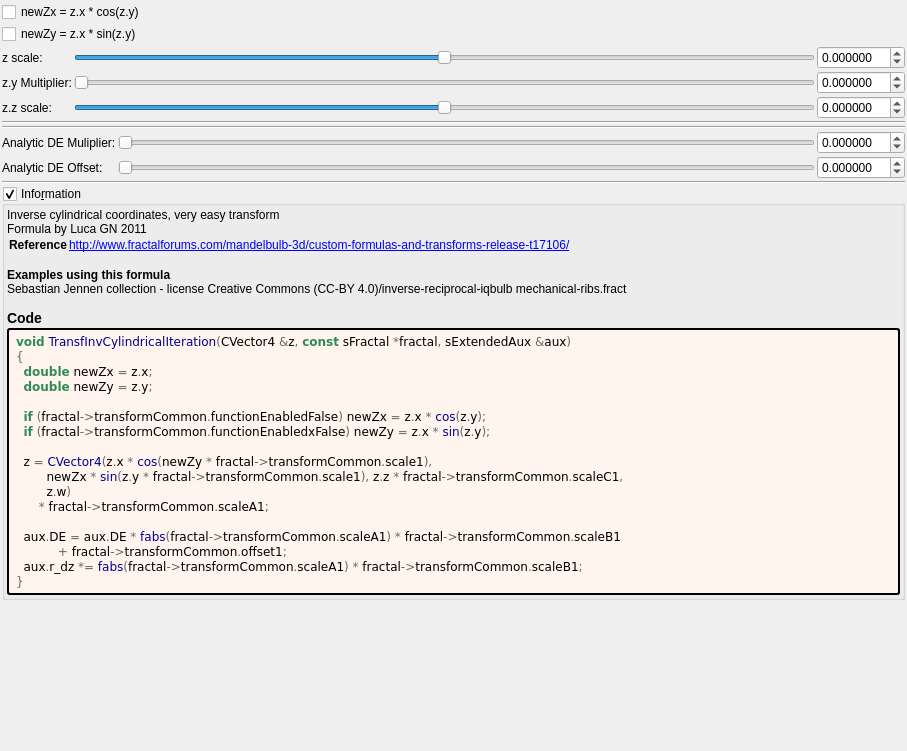
Above: mandelbulber2/formula/ui/fractal_transf_inv_cylindrical.ui from buddhi1980/mandelbulber2 before the change. Below: the same form after it.
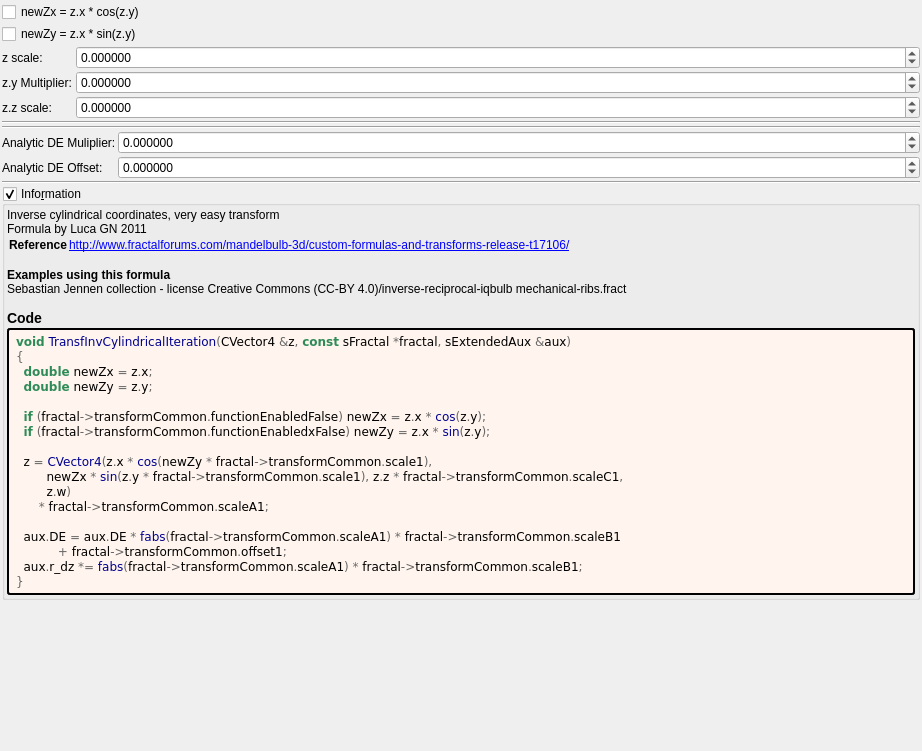
That is the form after the change. Custom widgets are drawn as their Qt base class.

Patch:
```diff
--- a/mandelbulber2/formula/ui/fractal_transf_inv_cylindrical.ui
+++ b/mandelbulber2/formula/ui/fractal_transf_inv_cylindrical.ui
@@ -6,7 +6,7 @@
    <rect>
     <x>0</x>
     <y>0</y>
-    <width>907</width>
+    <width>922</width>
     <height>751</height>
    </rect>
   </property>
@@ -30,7 +30,7 @@
     <number>2</number>
    </property>
    <item>
-    <layout class="QGridLayout" name="gridLayout_44">
+    <layout class="QGridLayout" name="gridLayout_44" columnstretch="0,0,1">
      <property name="spacing">
       <number>2</number>
      </property>
@@ -48,45 +48,6 @@
        </property>
       </widget>
      </item>
-     <item row="1" column="0" colspan="2">
-      <widget class="QCheckBox" name="checkBox_transf_function_enabledx_false">
-       <property name="text">
-        <string notr="true">newZy = z.x * sin(z.y)</string>
-       </property>
-      </widget>
-     </item>
-     <item row="0" column="0" colspan="2">
-      <widget class="QCheckBox" name="checkBox_transf_function_enabled_false">
-       <property name="text">
-        <string notr="true">newZx = z.x * cos(z.y)</string>
-       </property>
-      </widget>
-     </item>
-     <item row="2" column="1">
-      <widget class="QSlider" name="slider_transf_scaleA_1">
-       <property name="sizePolicy">
-        <sizepolicy hsizetype="Expanding" vsizetype="Maximum">
-         <horstretch>0</horstretch>
-         <verstretch>0</verstretch>
-        </sizepolicy>
-       </property>
-       <property name="minimum">
-        <number>-10000000</number>
-       </property>
-       <property name="maximum">
-        <number>10000000</number>
-       </property>
-       <property name="value">
-        <number>0</number>
-       </property>
-       <property name="sliderPosition">
-        <number>0</number>
-       </property>
-       <property name="orientation">
-        <enum>Qt::Horizontal</enum>
-       </property>
-      </widget>
-     </item>
      <item row="3" column="0">
       <widget class="QLabel" name="label_113">
        <property name="text">
@@ -94,31 +55,6 @@
        </property>
       </widget>
      </item>
-     <item row="3" column="1">
-      <widget class="QSlider" name="slider_transf_scale_1">
-       <property name="sizePolicy">
-        <sizepolicy hsizetype="Expanding" vsizetype="Maximum">
-         <horstretch>0</horstretch>
-         <verstretch>0</verstretch>
-        </sizepolicy>
-       </property>
-       <property name="minimum">
-        <number>0</number>
-       </property>
-       <property name="maximum">
-        <number>1000000</number>
-       </property>
-       <property name="value">
-        <number>0</number>
-       </property>
-       <property name="sliderPosition">
-        <number>0</number>
-       </property>
-       <property name="orientation">
-        <enum>Qt::Horizontal</enum>
-       </property>
-      </widget>
-     </item>
      <item row="2" column="2">
       <widget class="MyDoubleSpinBox" name="spinbox_transf_scaleA_1">
        <property name="sizePolicy">
@@ -217,35 +153,24 @@
        </property>
       </widget>
      </item>
-     <item row="4" column="1">
-      <widget class="QSlider" name="slider_transf_scaleC_1">
-       <property name="sizePolicy">
-        <sizepolicy hsizetype="Expanding" vsizetype="Maximum">
-         <horstretch>0</horstretch>
-         <verstretch>0</verstretch>
-        </sizepolicy>
+     <item row="0" column="0" colspan="3">
+      <widget class="QCheckBox" name="checkBox_transf_function_enabled_false">
+       <property name="text">
+        <string notr="true">newZx = z.x * cos(z.y)</string>
        </property>
-       <property name="minimum">
-        <number>-10000000</number>
-       </property>
-       <property name="maximum">
-        <number>10000000</number>
-       </property>
-       <property name="value">
-        <number>0</number>
-       </property>
-       <property name="sliderPosition">
-        <number>0</number>
-       </property>
-       <property name="orientation">
-        <enum>Qt::Horizontal</enum>
+      </widget>
+     </item>
+     <item row="1" column="0" colspan="3">
+      <widget class="QCheckBox" name="checkBox_transf_function_enabledx_false">
+       <property name="text">
+        <string notr="true">newZy = z.x * sin(z.y)</string>
        </property>
       </widget>
      </item>
     </layout>
    </item>
    <item>
-    <layout class="QGridLayout" name="gridLayout">
+    <layout class="QGridLayout" name="gridLayout" columnstretch="0,1">
      <item row="1" column="0">
       <widget class="QLabel" name="label_105">
        <property name="font">
@@ -260,31 +185,6 @@
       </widget>
      </item>
      <item row="1" column="1">
-      <widget class="QSlider" name="slider_transf_scaleB_1">
-       <property name="sizePolicy">
-        <sizepolicy hsizetype="Expanding" vsizetype="Maximum">
-         <horstretch>0</horstretch>
-         <verstretch>0</verstretch>
-        </sizepolicy>
-       </property>
-       <property name="minimum">
-        <number>0</number>
-       </property>
-       <property name="maximum">
-        <number>2000000</number>
-       </property>
-       <property name="value">
-        <number>0</number>
-       </property>
-       <property name="sliderPosition">
-        <number>0</number>
-       </property>
-       <property name="orientation">
-        <enum>Qt::Horizontal</enum>
-       </property>
-      </widget>
-     </item>
-     <item row="1" column="2">
       <widget class="MyDoubleSpinBox" name="spinbox_transf_scaleB_1">
        <property name="sizePolicy">
         <sizepolicy hsizetype="Minimum" vsizetype="Maximum">
@@ -318,65 +218,6 @@
        </property>
       </widget>
      </item>
-     <item row="2" column="2">
-      <widget class="MyDoubleSpinBox" name="spinbox_transf_offset_1">
-       <property name="sizePolicy">
-        <sizepolicy hsizetype="Minimum" vsizetype="Maximum">
-         <horstretch>0</horstretch>
-         <verstretch>0</verstretch>
-        </sizepolicy>
-       </property>
-       <property name="font">
-        <font>
-         <weight>50</weight>
-         <bold>false</bold>
-        </font>
-       </property>
-       <property name="prefix">
-        <string/>
-       </property>
-       <property name="suffix">
-        <string/>
-       </property>
-       <property name="decimals">
-        <number>6</number>
-       </property>
-       <property name="minimum">
-        <double>-99.000000000000000</double>
-       </property>
-       <property name="maximum">
-        <double>99.000000000000000</double>
-       </property>
-       <property name="singleStep">
-        <double>0.100000000000000</double>
-       </property>
-      </widget>
-     </item>
-     <item row="2" column="1">
-      <widget class="QSlider" name="slider_transf_offset_1">
-       <property name="sizePolicy">
-        <sizepolicy hsizetype="Expanding" vsizetype="Maximum">
-         <horstretch>0</horstretch>
-         <verstretch>0</verstretch>
-        </sizepolicy>
-       </property>
-       <property name="minimum">
-        <number>0</number>
-       </property>
-       <property name="maximum">
-        <number>2000000</number>
-       </property>
-       <property name="value">
-        <number>0</number>
-       </property>
-       <property name="sliderPosition">
-        <number>0</number>
-       </property>
-       <property name="orientation">
-        <enum>Qt::Horizontal</enum>
-       </property>
-      </widget>
-     </item>
      <item row="2" column="0">
       <widget class="QLabel" name="label_106">
        <property name="font">
@@ -390,6 +231,40 @@
        </property>
       </widget>
      </item>
+     <item row="2" column="1">
+      <widget class="MyDoubleSpinBox" name="spinbox_transf_offset_1">
+       <property name="sizePolicy">
+        <sizepolicy hsizetype="Minimum" vsizetype="Maximum">
+         <horstretch>0</horstretch>
+         <verstretch>0</verstretch>
+        </sizepolicy>
+       </property>
+       <property name="font">
+        <font>
+         <weight>50</weight>
+         <bold>false</bold>
+        </font>
+       </property>
+       <property name="prefix">
+        <string/>
+       </property>
+       <property name="suffix">
+        <string/>
+       </property>
+       <property name="decimals">
+        <number>6</number>
+       </property>
+       <property name="minimum">
+        <double>-99.000000000000000</double>
+       </property>
+       <property name="maximum">
+        <double>99.000000000000000</double>
+       </property>
+       <property name="singleStep">
+        <double>0.100000000000000</double>
+       </property>
+      </widget>
+     </item>
     </layout>
    </item>
    <item>
@@ -503,17 +378,17 @@
   </layout>
  </widget>
  <customwidgets>
-  <customwidget>
-   <class>MyDoubleSpinBox</class>
-   <extends>QDoubleSpinBox</extends>
-   <header>my_double_spin_box.h</header>
-  </customwidget>
   <customwidget>
    <class>MyGroupBox</class>
    <extends>QGroupBox</extends>
    <header>my_group_box.h</header>
    <container>1</container>
   </customwidget>
+  <customwidget>
+   <class>MyDoubleSpinBox</class>
+   <extends>QDoubleSpinBox</extends>
+   <header>my_double_spin_box.h</header>
+  </customwidget>
  </customwidgets>
  <tabstops>
   <tabstop>checkBox_transf_function_enabled_false</tabstop>
```
Left out of the diff: 7 changed lines with no effect on the pictures.
